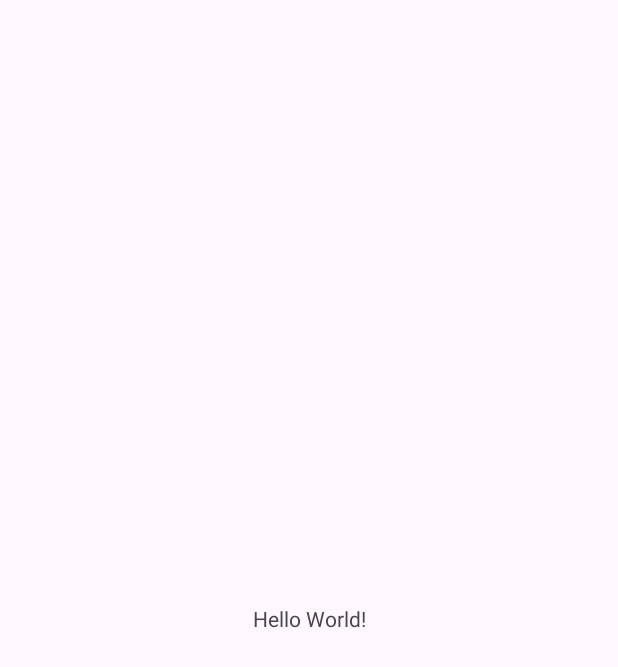
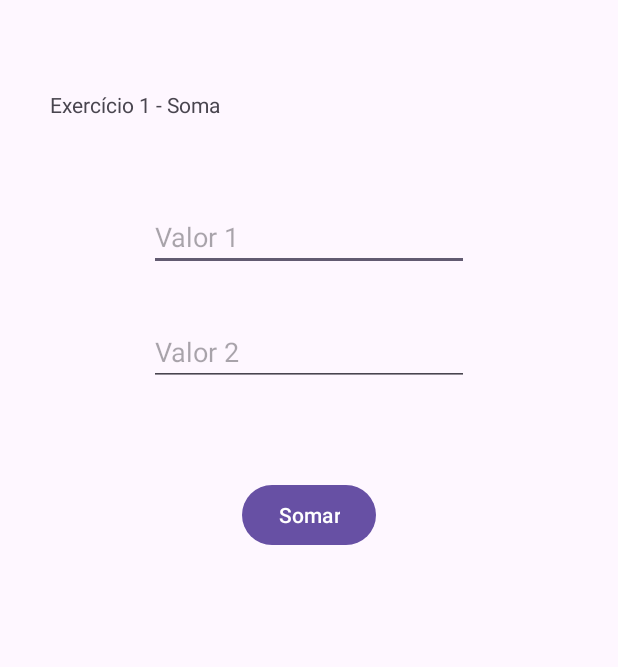
Before and after one commit to TheoKenzo/PDM_Atividades, an Android app: the screen it shows after launch (MainActivity), on a phone screen of 412 x 824 dp. Before the commit the part shown is almost empty. Shown: the top 667 px of the screen. Run offline under Robolectric (Android 15) with nearby library versions, the phone set to English and light mode, and no system bars.

Commit message:
Exercise 1 Work 1

```diff
--- a/1TRB/1EX/app/src/main/java/com/example/a1ex_pdm/MainActivity.kt
+++ b/1TRB/1EX/app/src/main/java/com/example/a1ex_pdm/MainActivity.kt
@@ -2,10 +2,32 @@ package com.example.a1ex_pdm
 
 import androidx.appcompat.app.AppCompatActivity
 import android.os.Bundle
+import android.widget.Button
+import android.widget.EditText
+import android.widget.Toast
 
 class MainActivity : AppCompatActivity() {
+    // Variáveis EX1
+
+    lateinit var ET1: EditText
+    lateinit var ET2: EditText
+    lateinit var BT: Button
     override fun onCreate(savedInstanceState: Bundle?) {
         super.onCreate(savedInstanceState)
         setContentView(R.layout.activity_main)
+
+        // Código principal
+
+        ET1 = findViewById(R.id.ET1)
+        ET2 = findViewById(R.id.ET2)
+        BT = findViewById(R.id.BT)
+
+        BT.setOnClickListener{
+            val val1: Float = ET1.text.toString().toFloat()
+            val val2: Float = ET2.text.toString().toFloat()
+            val res: Float = val1 + val2
+
+            Toast.makeText(this, "Resultado da soma: $res", Toast.LENGTH_SHORT).show()
+        }
     }
 }
--- a/1TRB/1EX/app/src/main/res/layout/activity_main.xml
+++ b/1TRB/1EX/app/src/main/res/layout/activity_main.xml
@@ -7,12 +7,46 @@
     tools:context=".MainActivity">
 
     <TextView
+        android:id="@+id/textView"
         android:layout_width="wrap_content"
         android:layout_height="wrap_content"
-        android:text="Hello World!"
-        app:layout_constraintBottom_toBottomOf="parent"
-        app:layout_constraintEnd_toEndOf="parent"
+        android:layout_marginStart="33dp"
+        android:layout_marginTop="60dp"
+        android:text="Exercício 1 - Soma"
         app:layout_constraintStart_toStartOf="parent"
         app:layout_constraintTop_toTopOf="parent" />
 
+    <EditText
+        android:id="@+id/ET1"
+        android:layout_width="wrap_content"
+        android:layout_height="wrap_content"
+        android:layout_marginTop="56dp"
+        android:ems="10"
+        android:hint="Valor 1"
+        android:inputType="text"
+        app:layout_constraintEnd_toEndOf="parent"
+        app:layout_constraintStart_toStartOf="parent"
+        app:layout_constraintTop_toBottomOf="@+id/textView" />
+
+    <EditText
+        android:id="@+id/ET2"
+        android:layout_width="wrap_content"
+        android:layout_height="wrap_content"
+        android:layout_marginTop="31dp"
+        android:ems="10"
+        android:hint="Valor 2"
+        android:inputType="text"
+        app:layout_constraintStart_toStartOf="@+id/ET1"
+        app:layout_constraintTop_toBottomOf="@+id/ET1" />
+
+    <Button
+        android:id="@+id/BT"
+        android:layout_width="wrap_content"
+        android:layout_height="wrap_content"
+        android:layout_marginTop="62dp"
+        android:text="Somar"
+        app:layout_constraintEnd_toEndOf="parent"
+        app:layout_constraintStart_toStartOf="parent"
+        app:layout_constraintTop_toBottomOf="@+id/ET2" />
+
 </androidx.constraintlayout.widget.ConstraintLayout>
```
